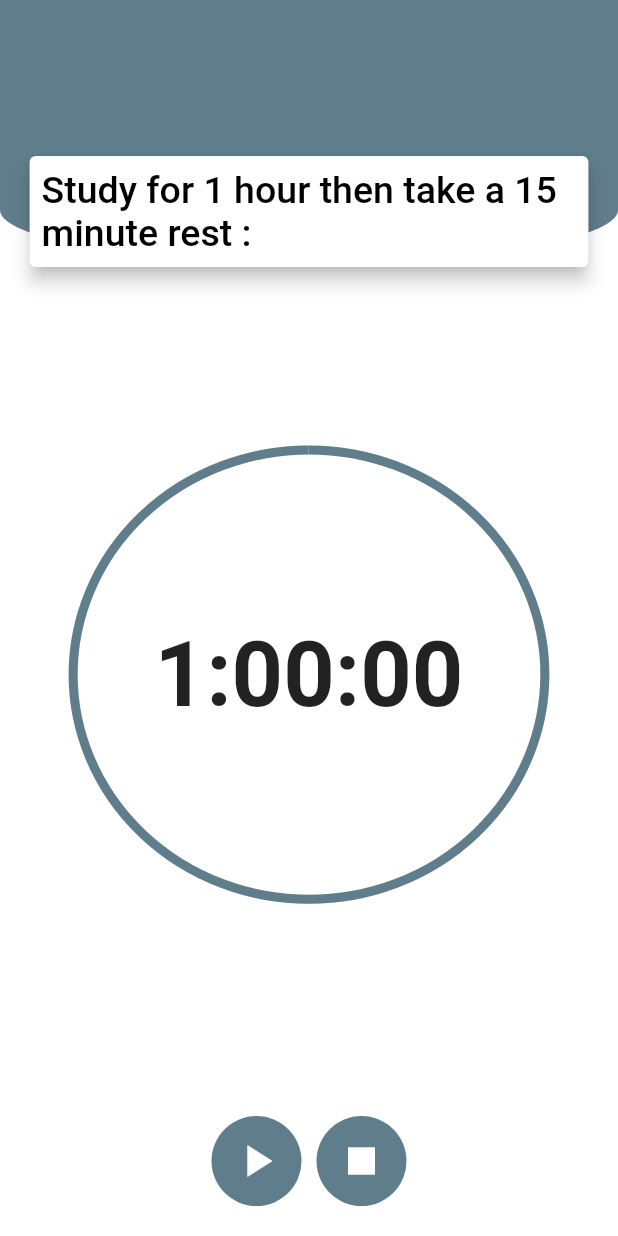
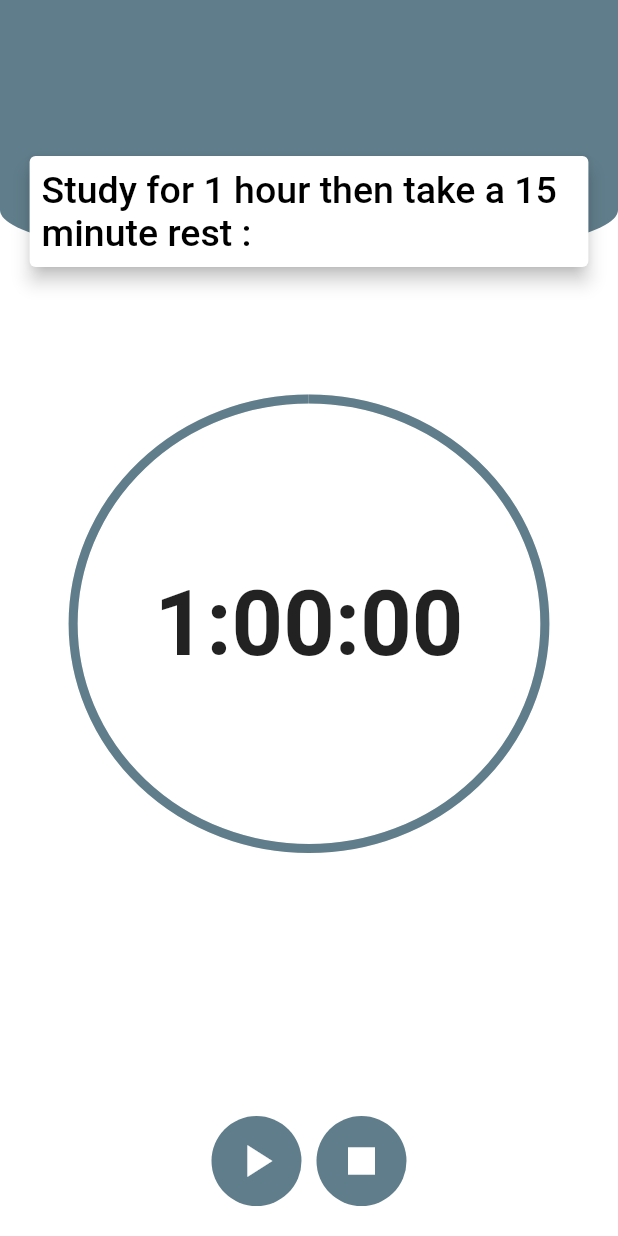
Before and after one commit to mohamedakeel0/PrioritizingApp, a Flutter app: the CountdownPage screen opened directly, on a phone screen of 412 x 824 dp. Run offline on Flutter 3.47's test engine with Material 2 defaults, Android fonts, the phone set to English and light mode, and no system bars; drawn by our look-alikes of auto_size_text; our stand-ins replace bloc, conditional_builder_null_safety, flutter_bloc, hive, hive_flutter, shared_preferences and 1 more; missing offline and left inert: flutter_ringtone_player; accounts and stored records are empty; Roboto replaces fonts that are missing (Schyler).

Commit message:
finish_app2

```diff
--- a/lib/main.dart
+++ b/lib/main.dart
@@ -49,8 +49,11 @@ void main() async{
 
     final Persons= await Hive.openBox('Persons2');
 Hive.box('Persons2').clear();
+    runApp(
+    MyApp(startWidget: widget,), // Wrap your app
 
-  runApp(MyApp(startWidget: widget,));
+    );
+
 
 }
 
@@ -68,6 +71,7 @@ class MyApp extends StatelessWidget {
       child:  BlocConsumer<ActivateCubic, ActivateStates>(
     listener: (context, state) {},
     builder: (context, state) {
+
        return MaterialApp(
     title: 'Flutter Demo',
     debugShowCheckedModeBanner: false,
--- a/lib/shared/componnents/components.dart
+++ b/lib/shared/componnents/components.dart
@@ -683,6 +683,8 @@ Widget buildToDolist(
         ],
       ),
       body: SingleChildScrollView(
+        child: Padding(
+          padding: const EdgeInsets.only(bottom: 10.0),
           child: Column(
             children: [
               buildItemperson(
@@ -692,6 +694,7 @@ Widget buildToDolist(
               buildItemperson(
                   height, width, context, 0, 'Low priority', cubic.low.length),
             ],
+          ),
         ),
       ),
     );
--- a/lib/view/TheTimeofConcentration/TimetoFocus.dart
+++ b/lib/view/TheTimeofConcentration/TimetoFocus.dart
@@ -107,7 +107,7 @@ class _CountdownPageState extends State<CountdownPage>
             ),
           ),
           Padding(
-            padding:  EdgeInsets.only(top: height/10.31),
+            padding:  EdgeInsets.only(top: 46),
             child: Stack(
               alignment: Alignment.center,
               children: [
--- a/pubspec.yaml
+++ b/pubspec.yaml
@@ -55,6 +55,7 @@ dependencies:
   hive_flutter:
   path_provider:
   rename: ^2.0.1
+
 
 dev_dependencies:
   flutter_test:
```
Also changed, not shown: lib/view/Prioritizing/Prioritizing.dart (+5 -3 lines). Lines whose indentation alone changed are shown as unchanged.
